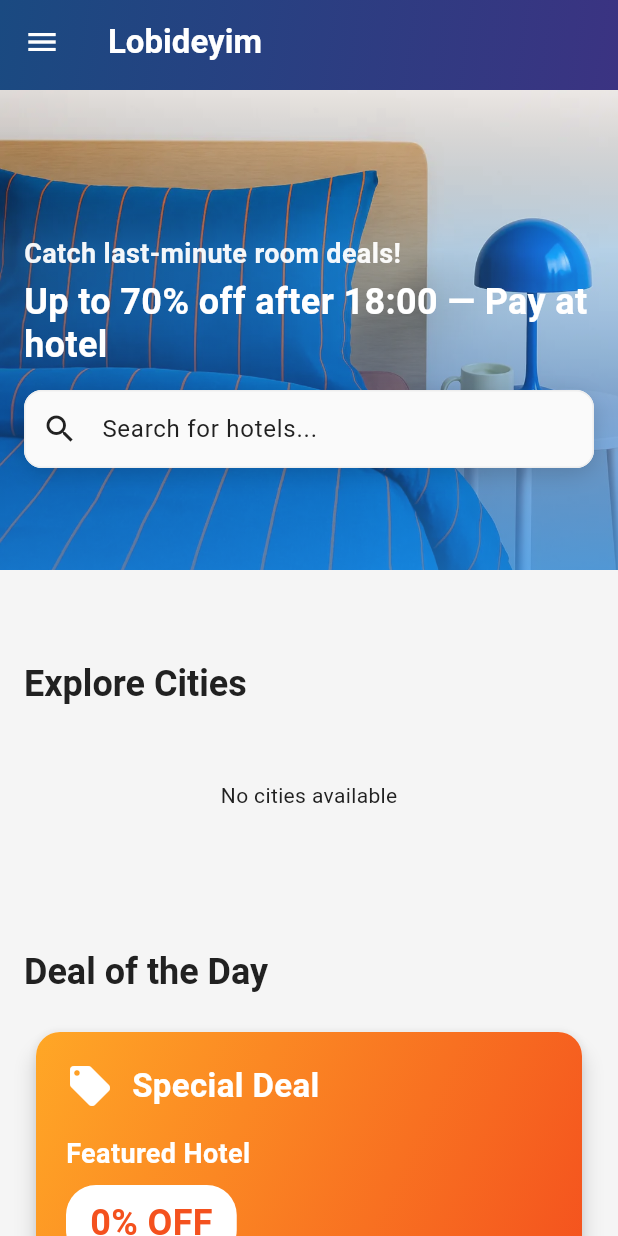
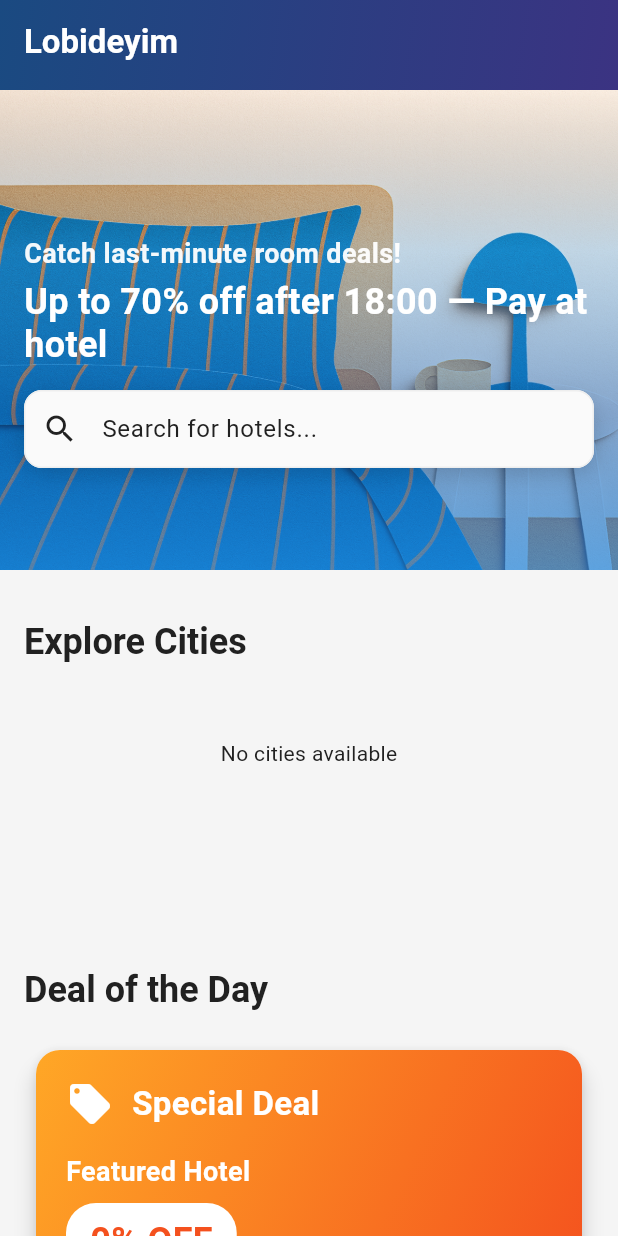
Before and after one commit to BENDILEBENbendi166/mylob_app, a Flutter app: the screen it shows after launch, on a phone screen of 412 x 824 dp. Run offline on Flutter 3.47's test engine with Material 3 defaults, Android fonts, the phone set to English and light mode, and no system bars; drawn by our look-alikes of skeletonizer; our stand-ins replace carousel_slider, cloud_firestore, firebase_core, go_router, google_maps_flutter; accounts and stored records are empty.

Commit message:
Optimize HomeScreen layout, move Drawer to ProfileScreen, improve navigation

```diff
--- a/lib/screens/homeScreen/city_spotlight_carousel.dart
+++ b/lib/screens/homeScreen/city_spotlight_carousel.dart
@@ -52,8 +52,12 @@
     return CarouselSlider.builder(
       itemCount: cities.length,
       options: CarouselOptions(
-        height: r.isMobile ? 200 : 220,
-        viewportFraction: r.isMobile ? 0.85 : r.isTablet ? 0.45 : 0.3,
+        height: r.isMobile ? 220 : 260, // Increased height for carousel
+        viewportFraction: r.isMobile
+            ? 0.8
+            : r.isTablet
+                ? 0.42
+                : 0.28, // Slightly reduced fraction for larger cards
         enlargeCenterPage: true,
         autoPlay: true,
         autoPlayInterval: const Duration(seconds: 3),
@@ -71,7 +75,11 @@
       itemCount: 3,
       options: CarouselOptions(
         height: r.isMobile ? 200 : 220,
-        viewportFraction: r.isMobile ? 0.85 : r.isTablet ? 0.45 : 0.3,
+        viewportFraction: r.isMobile
+            ? 0.85
+            : r.isTablet
+                ? 0.45
+                : 0.3,
         enlargeCenterPage: true,
       ),
       itemBuilder: (context, index, realIndex) {
--- a/lib/screens/homeScreen/home_screen.dart
+++ b/lib/screens/homeScreen/home_screen.dart
@@ -114,7 +114,7 @@
         backgroundColor: kBackgroundColor,
         iconColor: kIconColor,
       ),
-      drawer: const CustomDrawer(),
+      // Drawer removed for cleaner HomeScreen
       body: SingleChildScrollView(
         physics: const BouncingScrollPhysics(),
         child: Column(
@@ -124,14 +124,17 @@
               featuredCity: featuredCity,
               isLoading: isLoading,
             ),
-            const SizedBox(height: 60),
+            const SizedBox(height: 32),
 
             // 2. CitySpotlightCarousel - Horizontal carousel of cities (MORE SPACE)
-            CitySpotlightCarousel(
-              cities: cities,
-              isLoading: isLoading,
+            SizedBox(
+              height: 200, // Increased height for carousel
+              child: CitySpotlightCarousel(
+                cities: cities,
+                isLoading: isLoading,
+              ),
             ),
-            const SizedBox(height: 60),
+            const SizedBox(height: 32),
 
             // 3. DealOfTheDay - Highlight best deal
             DealOfTheDay(
@@ -139,17 +142,17 @@
               hotel: topDealHotel,
               isLoading: isLoading,
             ),
-            const SizedBox(height: 48),
+            const SizedBox(height: 24),
 
             // 4. LastMinuteDealsSection - List of urgent deals
             LastMinuteDealsSection(
               lastMinuteDeals: lastMinuteDeals,
               isLoading: isLoading,
             ),
-            const SizedBox(height: 48),
+            const SizedBox(height: 24),
 
             const WhySection(),
-            const SizedBox(height: 48),
+            const SizedBox(height: 24),
 
             // 5. RecommendedHotelsSection - Top-rated hotels (REDUCED SPACE)
             RecommendedHotelsSection(
@@ -157,7 +160,7 @@
               cities: cities,
               isLoading: isLoading,
             ),
-            const SizedBox(height: 40),
+            const SizedBox(height: 20),
 
             // Original HomeDealsSection - kept for backward compatibility
             HomeDealsSection(
@@ -167,7 +170,7 @@
               isLoading: isLoading,
             ),
 
-            const SizedBox(height: 60),
+            const SizedBox(height: 32),
 
             const FooterScreen(),
           ],
--- a/lib/screens/profile_screen.dart
+++ b/lib/screens/profile_screen.dart
@@ -18,6 +18,7 @@
         title: const Text('My Profile'),
         centerTitle: true,
       ),
+      drawer: const CustomDrawer(), // Add drawer for user-centric navigation
       body: SingleChildScrollView(
         padding: const EdgeInsets.all(16),
         child: Column(
```
Also changed, not shown: lib/screens/homeScreen/navbar.dart (+4 -4 lines), lib/widgets/city_widget/city_card.dart (+4 -3 lines), assets/images/hero.jpg.
